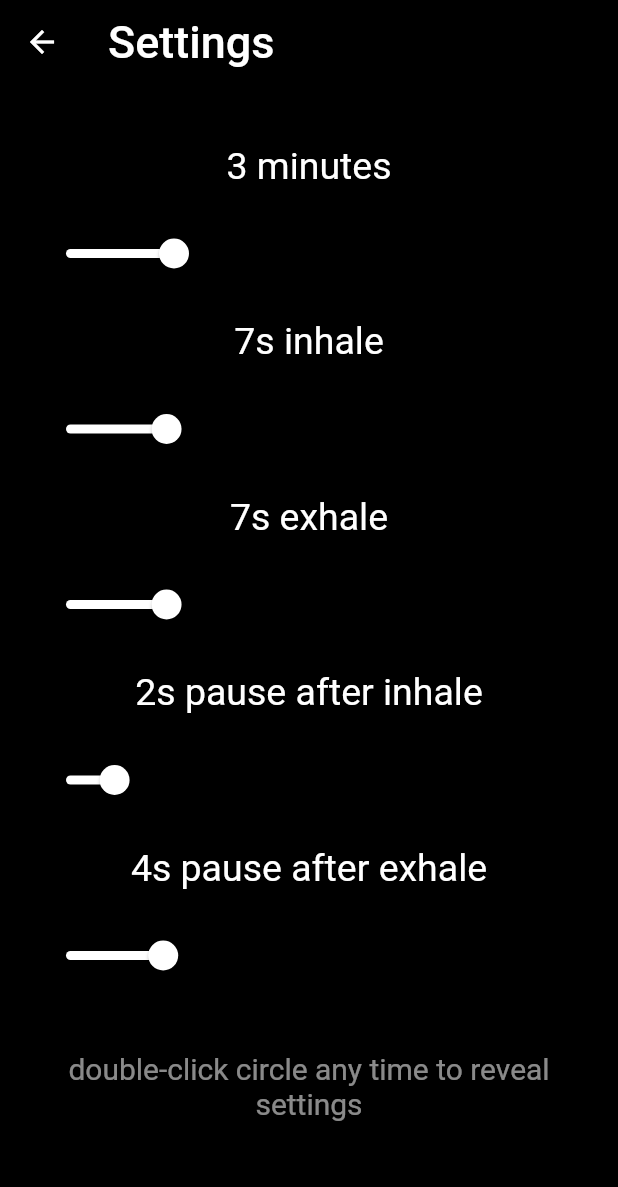
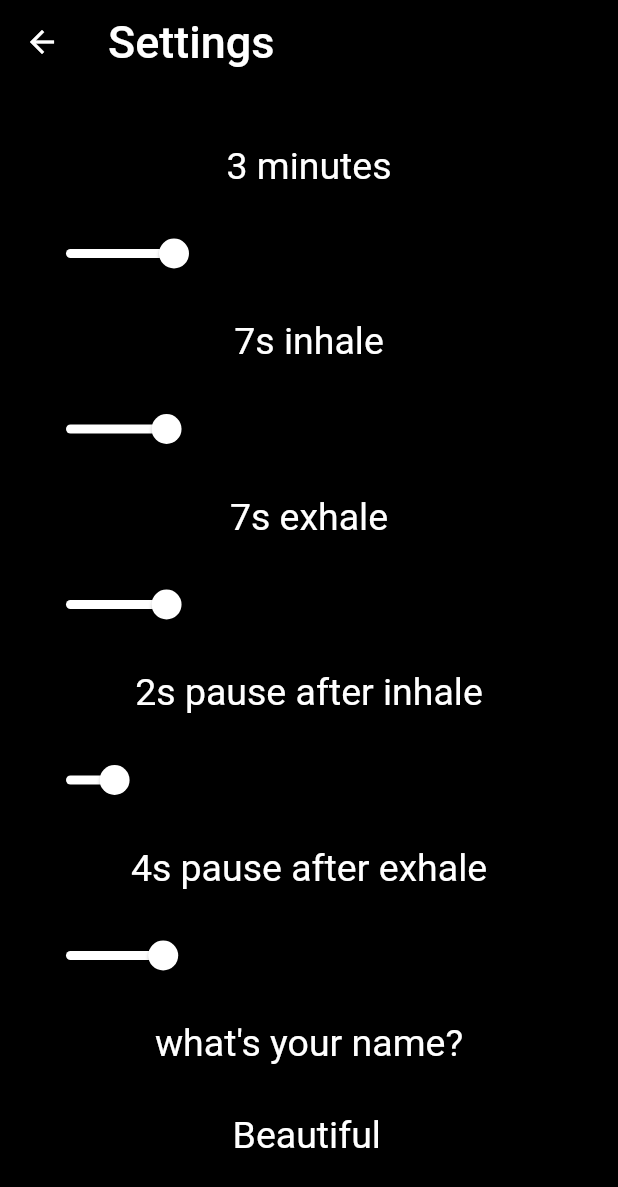
Before and after one commit to geekmiester/breathe, a Flutter app: the Settings screen opened directly, on a phone screen of 412 x 824 dp. Shown: the top 1187 px of the screen. Run offline on Flutter 3.47's test engine with Material 2 defaults, Android fonts, the phone set to English and light mode, and no system bars; our stand-ins replace audioplayers, flushbar, shared_preferences; accounts and stored records are empty.

Commit message:
improve sound, add input for user name, add more screenshots for appstores

```diff
--- a/lib/settings.dart
+++ b/lib/settings.dart
@@ -132,6 +132,21 @@ class Menu extends State<MenuState> {
                   save();
                 });
               }),
+          Padding(
+            padding: EdgeInsets.all(20),
+            child: Text("what\'s your name?",
+                textAlign: TextAlign.center,
+                style: TextStyle(fontSize: 25, color: Colors.white)),
+          ),
+          TextField(
+            autocorrect: false,
+            maxLines: 1,
+            maxLength: 20,
+            textAlign: TextAlign.center,
+            onChanged: (input) => name = input,
+            controller: TextEditingController(text: name),
+            style: TextStyle(fontSize: 25, color: Colors.white),
+          ),
           Padding(padding: EdgeInsets.all(10)),
           Padding(
             padding: EdgeInsets.all(20),
--- a/pubspec.yaml
+++ b/pubspec.yaml
@@ -7,7 +7,7 @@ description: A new Flutter project.
 # Both the version and the builder number may be overridden in flutter
 # build by specifying --build-name and --build-number, respectively.
 # Read more about versioning at semver.org.
-version: 1.0+33
+version: 1.1+34
 
 environment:
   sdk: ">=2.0.0 <3.0.0"
```
Also changed, not shown: lib/main.dart (+24 -7 lines), 14 other files.
